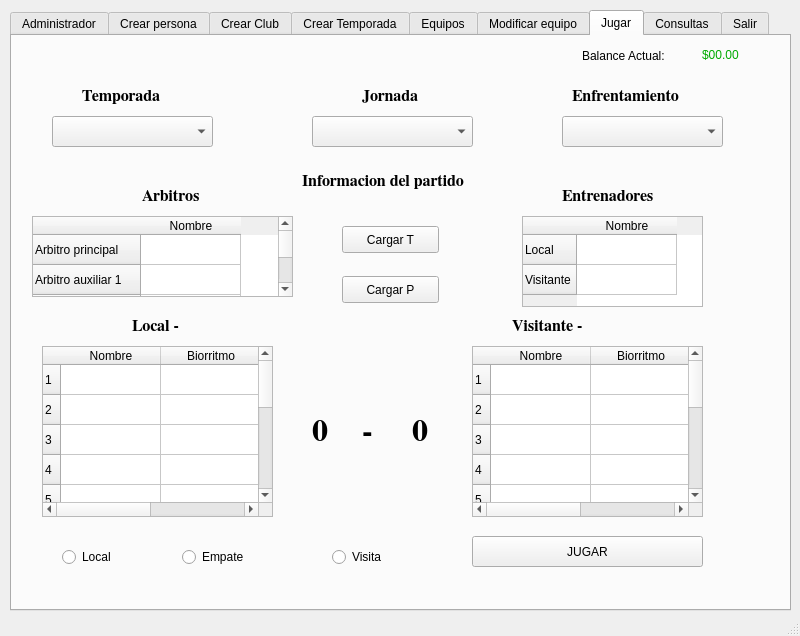
Old version of the form mainWtabs.ui in the repository Jeancasoto/ThePlaceToBet.
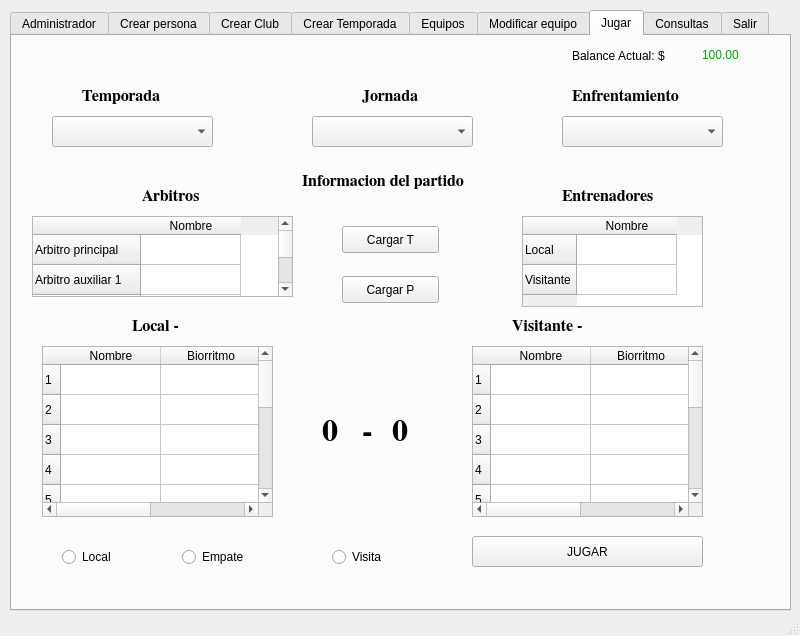
New version of the form. The open tabs and pages were chosen to show the change. Icons and pictures are not drawn.

Commit message: ya casi :v

```diff
--- a/mainWtabs.ui
+++ b/mainWtabs.ui
@@ -1393,7 +1393,7 @@
      <widget class="QLabel" name="label_54">
       <property name="geometry">
        <rect>
-        <x>300</x>
+        <x>310</x>
         <y>380</y>
         <width>21</width>
         <height>31</height>
@@ -1435,7 +1435,7 @@
      <widget class="QLabel" name="label_56">
       <property name="geometry">
        <rect>
-        <x>400</x>
+        <x>380</x>
         <y>380</y>
         <width>21</width>
         <height>31</height>
@@ -1508,14 +1508,14 @@
      <widget class="QLabel" name="label_25">
       <property name="geometry">
        <rect>
-        <x>570</x>
+        <x>560</x>
         <y>10</y>
-        <width>111</width>
+        <width>121</width>
         <height>20</height>
        </rect>
       </property>
       <property name="text">
-       <string>Balance Actual:</string>
+       <string>Balance Actual: $</string>
       </property>
      </widget>
      <widget class="QLabel" name="labelMoney">
@@ -1592,7 +1592,7 @@
        </palette>
       </property>
       <property name="text">
-       <string>$00.00</string>
+       <string>100.00</string>
       </property>
      </widget>
      <widget class="QPushButton" name="botonTemporadas">
```
Left out of the diff: 7 changed lines with no effect on the pictures. The commit also changes 2 other files.
